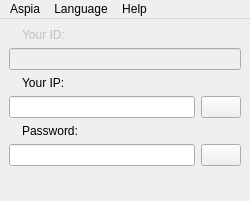
Above: source/host/ui/host_main_window.ui from dchapyshev/aspia before the change. Below: the same form after it.
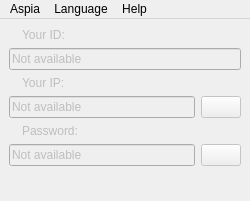
That is the form after the change. Icons and pictures are not drawn.

The edit to the form file:
```diff
--- a/source/host/ui/host_main_window.ui
+++ b/source/host/ui/host_main_window.ui
@@ -68,6 +68,9 @@
       <property name="enabled">
        <bool>false</bool>
       </property>
+      <property name="text">
+       <string>Not available</string>
+      </property>
       <property name="readOnly">
        <bool>true</bool>
       </property>
@@ -96,6 +99,9 @@
       </item>
       <item>
        <widget class="QLabel" name="label_ip">
+        <property name="enabled">
+         <bool>false</bool>
+        </property>
         <property name="text">
          <string>Your IP:</string>
         </property>
@@ -107,6 +113,12 @@
      <layout class="QHBoxLayout" name="horizontalLayout_6">
       <item>
        <widget class="QLineEdit" name="edit_ip">
+        <property name="enabled">
+         <bool>false</bool>
+        </property>
+        <property name="text">
+         <string>Not available</string>
+        </property>
         <property name="readOnly">
          <bool>true</bool>
         </property>
@@ -114,6 +126,9 @@
       </item>
       <item>
        <widget class="QPushButton" name="button_refresh_ip_list">
+        <property name="enabled">
+         <bool>false</bool>
+        </property>
         <property name="sizePolicy">
          <sizepolicy hsizetype="Fixed" vsizetype="Fixed">
           <horstretch>0</horstretch>
@@ -154,6 +169,9 @@
       </item>
       <item>
        <widget class="QLabel" name="label_password">
+        <property name="enabled">
+         <bool>false</bool>
+        </property>
         <property name="text">
          <string>Password:</string>
         </property>
@@ -165,6 +183,12 @@
      <layout class="QHBoxLayout" name="horizontalLayout_5">
       <item>
        <widget class="QLineEdit" name="edit_password">
+        <property name="enabled">
+         <bool>false</bool>
+        </property>
+        <property name="text">
+         <string>Not available</string>
+        </property>
         <property name="readOnly">
          <bool>true</bool>
         </property>
@@ -172,6 +196,9 @@
       </item>
       <item>
        <widget class="QPushButton" name="button_new_password">
+        <property name="enabled">
+         <bool>false</bool>
+        </property>
         <property name="sizePolicy">
          <sizepolicy hsizetype="Fixed" vsizetype="Fixed">
           <horstretch>0</horstretch>
```
Left out of the diff: 6 changed lines with no effect on the pictures.
